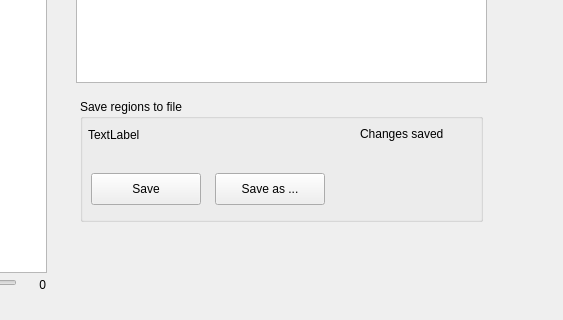
Before: the Qt Designer form region_selector.ui in haesemeyer/RegionSelector, drawn with Qt 5; both pictures show x 604 to 1167 and y 298 to 618 of the 1286 by 738 pixel window.
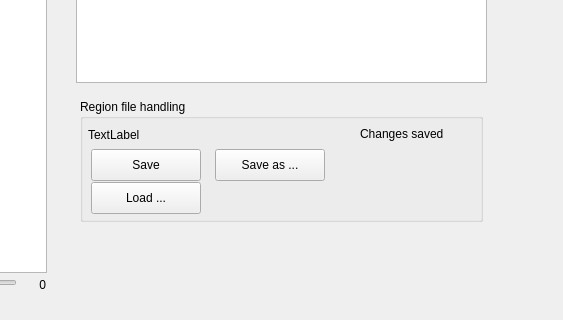
After: the same form once the commit is applied. Custom widgets are drawn as their Qt base class.

Commit message: Added loading of previously saved ROIs

```diff
--- a/region_selector.ui
+++ b/region_selector.ui
@@ -227,7 +227,7 @@
      </rect>
     </property>
     <property name="title">
-     <string>Save regions to file</string>
+     <string>Region file handling</string>
     </property>
     <widget class="QLabel" name="lblSaveName">
      <property name="geometry">
@@ -259,7 +259,7 @@
      <property name="geometry">
       <rect>
        <x>11</x>
-       <y>74</y>
+       <y>50</y>
        <width>110</width>
        <height>32</height>
       </rect>
@@ -272,7 +272,7 @@
      <property name="geometry">
       <rect>
        <x>135</x>
-       <y>74</y>
+       <y>50</y>
        <width>110</width>
        <height>32</height>
       </rect>
@@ -281,6 +281,19 @@
       <string>Save as ...</string>
      </property>
     </widget>
+    <widget class="QPushButton" name="btnLoadROI">
+     <property name="geometry">
+      <rect>
+       <x>11</x>
+       <y>83</y>
+       <width>110</width>
+       <height>32</height>
+      </rect>
+     </property>
+     <property name="text">
+      <string>Load ...</string>
+     </property>
+    </widget>
    </widget>
   </widget>
   <widget class="QMenuBar" name="menubar">
```
The commit also changes 2 other files.
